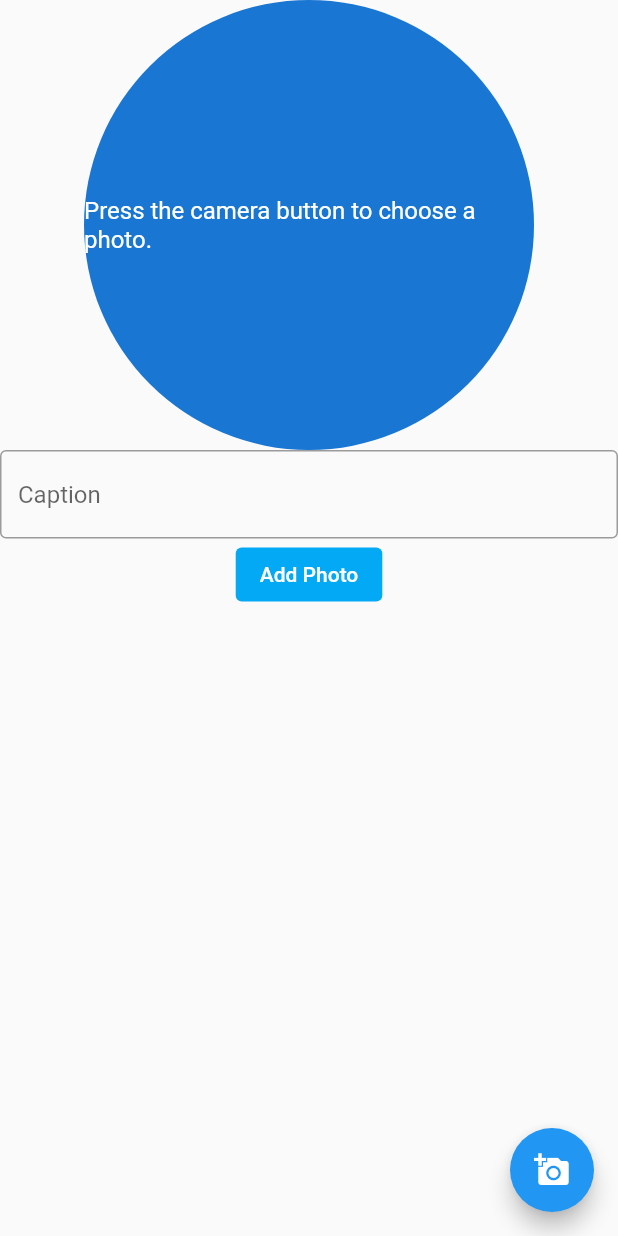
After one commit to ethanm88/Sparky, a Flutter app: the ImageHandler screen opened directly, after a tap on the "add a photo" icon, on a phone screen of 412 x 824 dp. The commit adds this screen. Run offline on Flutter 3.47's test engine with Material 2 defaults, Android fonts, the phone set to English and light mode, and no system bars; our stand-ins replace image_picker.

Commit message:
Implemented add photo screen, routed family portal to add photo

```diff
--- /dev/null
+++ b/sparky/lib/family_add.dart
@@ -0,0 +1,78 @@
+import 'package:flutter/material.dart';
+import 'dart:io';
+import 'package:image_picker/image_picker.dart';
+class FamilyAddPage extends StatelessWidget {
+  Widget build(BuildContext context) {
+    return MaterialApp(
+        title: 'Add Photo',
+        home: Scaffold(
+          appBar: AppBar(
+            title: Text('Add Photo'),
+          ),
+          body: new Center(
+            child: new ImageHandler(),
+          ),
+        ),
+    );
+  }
+}
+
+class ImageHandler extends StatefulWidget {
+  @override
+  _ImageHandlerState createState() => _ImageHandlerState();
+}
+
+class _ImageHandlerState extends State<ImageHandler> {
+  @override
+  File _image;
+  String _imagePath;
+  final picker = ImagePicker();
+
+  Future getImage() async {
+    final pickedFile = await picker.getImage(source: ImageSource.gallery);
+    setState(() {
+      if (pickedFile != null) {
+        _image = File(pickedFile.path);
+        _imagePath = _image.path;
+      } else {
+        print('No Image selected.');
+      }
+      });
+  }
+
+  @override
+  Widget build(BuildContext context) {
+      return Scaffold(
+        body: new Column(
+          children: <Widget>[
+              CircleAvatar(
+                radius: 150,
+                child: _image == null
+              ? Text('Press the camera button to choose a photo.')
+              : Image.file(_image, width: 250, height: 250),
+              ),
+              new TextField(
+                decoration: InputDecoration(
+                  border: const OutlineInputBorder(),
+                  hintText: 'Caption',
+                ),
+                ),
+                new ElevatedButton(
+        //          onPressed: submitPhoto();
+                  child: new Text('Add Photo'),
+                  style: ButtonStyle(
+                    foregroundColor: MaterialStateProperty.all<Color>(Colors.white),
+                    backgroundColor: MaterialStateProperty.all<Color>(Colors.lightBlue),
+                  ),
+                ),
+          ],
+        ),
+
+        floatingActionButton: FloatingActionButton(
+          onPressed: getImage,
+          tooltip: 'Pick Image',
+          child: Icon(Icons.add_a_photo),
+        ),
+      );
+    }
+  }
--- a/sparky/lib/family_portal.dart
+++ b/sparky/lib/family_portal.dart
@@ -1,8 +1,9 @@
 import 'package:flutter/material.dart';
+import 'family_add.dart';
 
-void main() => runApp(FamilyPage());
+void main() => runApp(FamilyHomePage());
 
-class FamilyPage extends StatelessWidget {
+class FamilyHomePage extends StatelessWidget {
   Widget build(BuildContext context) {
     return MaterialApp(
       title: 'Family Members',
@@ -28,8 +29,13 @@ class FamilyPage extends StatelessWidget {
 class FamilyButton1 extends StatelessWidget {
   Widget build(BuildContext context) {
     return ElevatedButton(
-      onPressed: null, // will move to add photo page later
-      child: new Text('Add a new photo'),
+      onPressed: () {
+        Navigator.push(
+          context,
+          MaterialPageRoute(builder: (context) => FamilyAddPage()),
+        );
+      },
+        child: new Text('Add a new photo'),
       style: ButtonStyle(
         foregroundColor: MaterialStateProperty.all<Color>(Colors.white),
         backgroundColor: MaterialStateProperty.all<Color>(Colors.lightBlue),
@@ -46,6 +52,7 @@ class FamilyButton2 extends StatelessWidget {
       style: ButtonStyle(
         foregroundColor: MaterialStateProperty.all<Color>(Colors.white),
         backgroundColor: MaterialStateProperty.all<Color>(Colors.lightBlue),
+        //onPressed: () {},
       ),
     );
   }
--- a/sparky/pubspec.yaml
+++ b/sparky/pubspec.yaml
@@ -23,7 +23,7 @@ environment:
 dependencies:
   flutter:
     sdk: flutter
-
+  image_picker: ^0.6.7+12 # For taking user images
 
   # The following adds the Cupertino Icons font to your application.
   # Use with the CupertinoIcons class for iOS style icons.
@@ -32,7 +32,6 @@ dependencies:
 dev_dependencies:
   flutter_test:
     sdk: flutter
-
 # For information on the generic Dart part of this file, see the
 # following page: https://dart.dev/tools/pub/pubspec
 
```
Also changed, not shown: sparky/pubspec.lock.
